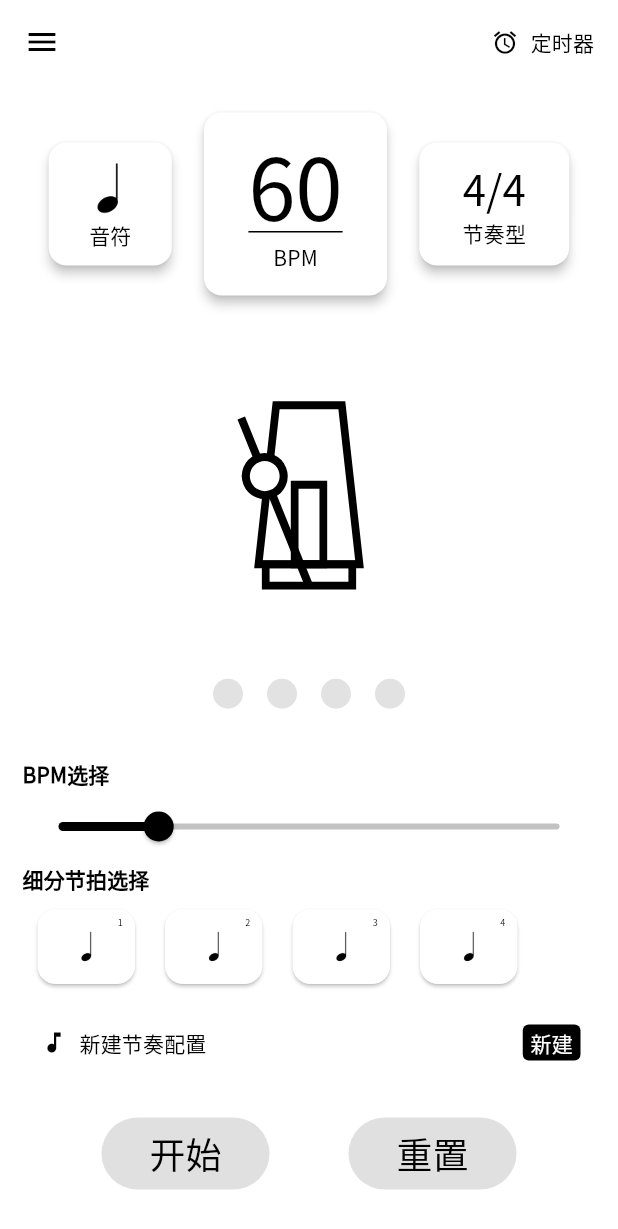
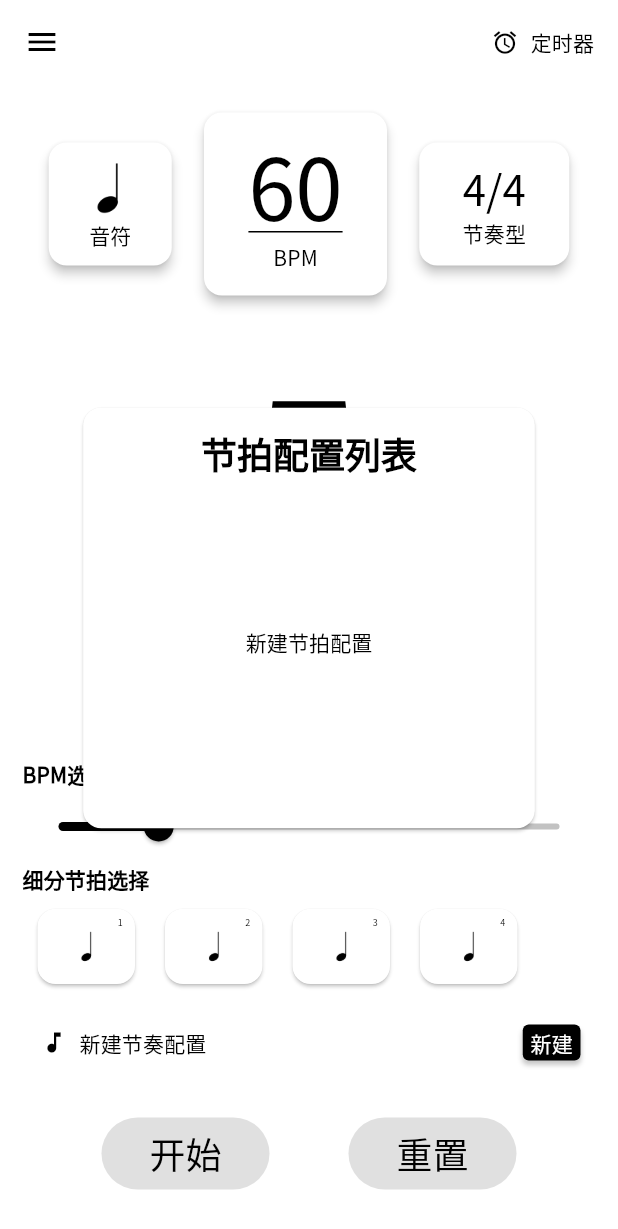
Before and after one commit to drummerHongLin/metronome, a Flutter app: the MainScreen screen opened by its route, after a tap on "新建节奏配置", on a phone screen of 412 x 824 dp. Shown: the top 1229 px of the screen. Run offline on Flutter 3.47's test engine with Material 3 defaults, Android fonts, the phone set to English and light mode, and no system bars; drawn by our look-alikes of syncfusion_flutter_sliders; our stand-ins replace dio, freezed_annotation, go_router, google_fonts, image_picker, just_audio and 4 more; missing offline and left inert: gpt_markdown, wheel_picker; accounts and stored records are empty.

Commit message:
完成历史配置创建和加载界面 - 待完成ios开屏页和支付流程监控

```diff
--- a/devtools_options.yaml
+++ b/devtools_options.yaml
@@ -1,3 +1,5 @@
 description: This file stores settings for Dart & Flutter DevTools.
 documentation: https://docs.flutter.dev/tools/devtools/extensions#configure-extension-enablement-states
 extensions:
+  - shared_preferences: true
+  - provider: true
--- a/lib/service/sql_lite/sql_lite.dart
+++ b/lib/service/sql_lite/sql_lite.dart
@@ -137,7 +137,7 @@ class PlayerConfigDbClient extends PlayerConfigService {
   @override
   Future<List<PlayerConfig>> getPlayerConfigs(int offset, int limit) async {
     final db = await SqliteDb.instance.database;
-    final rst = await db.query('player_config', limit: limit, offset: offset);
+    final rst = await db.query('player_config', limit: limit, offset: offset,orderBy: "createTime");
 
     final playerConfigList = rst.map((e) => PlayerConfig.fromJson(e)).toList();
 
--- a/lib/ui/config_his/config_component.dart
+++ b/lib/ui/config_his/config_component.dart
@@ -1,38 +1,37 @@
 import 'package:flutter/material.dart';
-
+import 'package:flutter_metronome/ui/utils/cutome_elevated_button.dart';
 
 class ConfigComponent extends StatelessWidget {
   final String currentTitle;
   final bool showSave;
   final VoidCallback onTap;
+  final VoidCallback showHisList;
 
-  const ConfigComponent({super.key, required this.currentTitle, required this.showSave, required this.onTap});
+  const ConfigComponent({
+    super.key,
+    required this.currentTitle,
+    required this.showSave,
+    required this.onTap,
+    required this.showHisList,
+  });
 
   @override
   Widget build(BuildContext context) {
     return Row(
       children: [
         TextButton.icon(
-          onPressed: () {},
+          onPressed: showHisList,
           label: Text(currentTitle),
           icon: Icon(Icons.music_note),
         ),
         Spacer(),
-        InkWell(
+        CustomeElevatedButton(
           onTap: onTap,
-          child: Container(
-            decoration: BoxDecoration(
-              color: Theme.of(context).colorScheme.primary,
-              borderRadius: BorderRadius.circular(4),
-            ),
-            child: Padding(
-              padding: EdgeInsetsGeometry.symmetric(horizontal: 5, vertical: 2),
-              child: Text(
-                showSave? "保存" :"新建",
-                style: TextStyle(
-                  color: Theme.of(context).colorScheme.onPrimary,
-                ),
-              ),
+          child: Padding(
+            padding: EdgeInsetsGeometry.symmetric(horizontal: 5, vertical: 2),
+            child: Text(
+              showSave ? "保存" : "新建",
+              style: TextStyle(color: Theme.of(context).colorScheme.onPrimary),
             ),
           ),
         ),
--- /dev/null
+++ b/lib/ui/config_his/config_his_panel.dart
@@ -0,0 +1,189 @@
+import 'package:flutter/material.dart';
+import 'package:flutter_metronome/repo/model/player_config.dart';
+import 'package:flutter_metronome/ui/config_his/create_config_panel.dart';
+import 'package:flutter_metronome/ui/main_screen_view_model.dart';
+import 'package:flutter_metronome/ui/utils/cutome_elevated_button.dart';
+import 'package:flutter_metronome/ui/utils/popuprouter_wrapper.dart';
+
+class ConfigHisPanel extends StatelessWidget {
+  final MainScreenViewModel viewModel;
+
+  const ConfigHisPanel({super.key, required this.viewModel});
+
+  @override
+  Widget build(BuildContext context) {
+    return Center(
+      child: SizedBox(
+        width: MediaQuery.of(context).size.width * 0.75,
+        height: MediaQuery.of(context).size.height * 0.35,
+        child: Card(
+          child: Padding(
+            padding: const EdgeInsets.all(15.0),
+            child: Column(
+              children: [
+                Text(
+                  "节拍配置列表",
+                  style: Theme.of(context).textTheme.headlineSmall!.copyWith(
+                    fontWeight: FontWeight.bold,
+                  ),
+                ),
+                Expanded(
+                  child: ListenableBuilder(
+                    listenable: Listenable.merge([
+                      viewModel.getConfigHis,
+                      viewModel.deleteConfig,
+                    ]),
+                    builder: (ctx, c) {
+                      if (viewModel.getConfigHis.running ||
+                          viewModel.deleteConfig.running) {
+                        return Center(child: CircularProgressIndicator());
+                      } else if (viewModel.configHis.isEmpty) {
+                        return c!;
+                      }
+                      return Column(
+                        children: [
+                          Expanded(
+                            child: ListView.builder(
+                              itemCount: viewModel.configHis.length,
+                              padding: EdgeInsets.zero,
+                              itemBuilder: (ctx, idx) {
+                                return _ConfigTile(
+                                  configInfo: viewModel.configHis[idx],
+                                  onCheck: () {
+                                    Navigator.pop(
+                                      context,
+                                      viewModel.configHis[idx],
+                                    );
+                                  },
+                                  onDelete: () {
+                                    viewModel.deleteConfig.execute(
+                                      viewModel.configHis[idx],
+                                    );
+                                  },
+                                );
+                              },
+                            ),
+                          ),
+                          Center(
+                            child: ElevatedButton(
+                              onPressed: () async {
+                                await _gotoCreateConfig(context);
+                              },
+                              style: ElevatedButton.styleFrom(
+                                backgroundColor: Theme.of(
+                                  context,
+                                ).colorScheme.primary,
+                                overlayColor: Theme.of(
+                                  context,
+                                ).colorScheme.onPrimary,
+                              ),
+                              child: Text(
+                                "新建节拍配置",
+                                style: TextStyle(
+                                  color: Theme.of(
+                                    context,
+                                  ).colorScheme.onPrimary,
+                                ),
+                              ),
+                            ),
+                          ),
+                        ],
+                      );
+                    },
+                    child: Center(
+                      child: TextButton(
+                        onPressed: () async {
+                          await _gotoCreateConfig(context);
+                        },
+                        child: Text("新建节拍配置"),
+                      ),
+                    ),
+                  ),
+                ),
+              ],
+            ),
+          ),
+        ),
+      ),
+    );
+  }
+
+  Future<void> _gotoCreateConfig(BuildContext context) async {
+    final config = viewModel.createConfigByCurrentPare("");
+    final rst = await Navigator.push(
+      context,
+      PopUpRouteWrapper<String>(child: CreateConfigPanel(configInfo: config)),
+    );
+    if (rst != null) {
+      await viewModel.saveConfig(title: rst, pc: config);
+      // ignore: use_build_context_synchronously
+      Navigator.pop(context, config);
+    }
+  }
+}
+
+class _ConfigTile extends StatelessWidget {
+  final VoidCallback onCheck;
+  final VoidCallback onDelete;
+  final PlayerConfigInfo configInfo;
+
+  const _ConfigTile({
+    required this.configInfo,
+    required this.onCheck,
+    required this.onDelete,
+  });
+
+  @override
+  Widget build(BuildContext context) {
+    return Padding(
+      padding: const EdgeInsets.symmetric(vertical: 5),
+      child: Container(
+        decoration: BoxDecoration(
+          borderRadius: BorderRadius.circular(5),
+          color: Theme.of(context).colorScheme.surfaceDim,
+        ),
+        child: Padding(
+          padding: const EdgeInsets.all(5.0),
+          child: Row(
+            children: [
+              Column(
+                mainAxisSize: MainAxisSize.min,
+                crossAxisAlignment: CrossAxisAlignment.start,
+                children: [
+                  Text(configInfo.configTitle, style: TextStyle(fontSize: 10)),
+                  Row(
+                    mainAxisSize: MainAxisSize.min,
+                    children: [
+                      Text("${configInfo.bpm} BPM"),
+                      Text(
+                        " · ${configInfo.beatNum}/${configInfo.beatNote} · ",
+                      ),
+                      Image.asset(
+                        configInfo.referenceBeat.path,
+                        height: 14,
+                        fit: BoxFit.scaleDown,
+                      ),
+                    ],
+                  ),
+                  Text(configInfo.createTime, style: TextStyle(fontSize: 10)),
+                ],
+              ),
+              Spacer(),
+              CustomeElevatedButton(
+                onTap: onCheck,
+                color: Theme.of(context).colorScheme.primaryContainer,
+                child: Icon(Icons.check, size: 20),
+              ),
+              SizedBox(width: 5),
+              CustomeElevatedButton(
+                onTap: onDelete,
+                color: Theme.of(context).colorScheme.primaryContainer,
+                child: Icon(Icons.delete, size: 20),
+              ),
+            ],
+          ),
+        ),
+      ),
+    );
+  }
+}
--- a/lib/ui/main_screen.dart
+++ b/lib/ui/main_screen.dart
@@ -1,10 +1,11 @@
 import 'dart:async';
-import 'dart:ui';
 
 import 'package:flutter/material.dart';
 import 'package:flutter_metronome/configs/data_type.dart';
 import 'package:flutter_metronome/configs/default.dart';
+import 'package:flutter_metronome/repo/model/player_config.dart';
 import 'package:flutter_metronome/ui/config_his/config_component.dart';
+import 'package:flutter_metronome/ui/config_his/config_his_panel.dart';
 import 'package:flutter_metronome/ui/config_his/create_config_panel.dart';
 import 'package:flutter_metronome/ui/main_screen_view_model.dart';
 import 'package:flutter_metronome/ui/buttons/buttone_sector.dart';
@@ -46,6 +47,7 @@ class _MainScreenState extends State<MainScreen> with TickerProviderStateMixin {
       milliseconds: widget.viewModel.duration * 2,
     );
     widget.viewModel.runningState.addListener(timingOut);
+    widget.viewModel.snackBarMessage.addListener(_showSnackBar);
   }
 
   @override
@@ -53,6 +55,7 @@ class _MainScreenState extends State<MainScreen> with TickerProviderStateMixin {
     beatController.dispose();
     lottieController.dispose();
     widget.viewModel.runningState.removeListener(timingOut);
+    widget.viewModel.snackBarMessage.removeListener(_showSnackBar);
     super.dispose();
   }
 
@@ -149,10 +152,24 @@ class _MainScreenState extends State<MainScreen> with TickerProviderStateMixin {
   showConfigCreate() async {
     beforeChange();
     final config = widget.viewModel.createConfigByCurrentPare("");
-    final rst =  await Navigator.push(context,
-    PopUpRouteWrapper<String>(child: CreateConfigPanel(configInfo: config,)),
+    final rst = await Navigator.push(
+      context,
+      PopUpRouteWrapper<String>(child: CreateConfigPanel(configInfo: config)),
     );
-    if(rst != null ) await widget.viewModel.saveConfig(title: rst,pc: config);
+    if (rst != null) await widget.viewModel.saveConfig(title: rst, pc: config);
+    await afterChange();
+  }
+
+  showConfigHisList() async {
+    beforeChange();
+    widget.viewModel.getConfigHis.execute();
+    final rst = await Navigator.push(
+      context,
+      PopUpRouteWrapper<PlayerConfigInfo>(
+        child: ConfigHisPanel(viewModel: widget.viewModel),
+      ),
+    );
+    if (rst != null) widget.viewModel.setPlayerByConfig(rst);
     await afterChange();
   }
 
@@ -178,8 +195,9 @@ class _MainScreenState extends State<MainScreen> with TickerProviderStateMixin {
     lottieController.stop();
   }
 
-  void showSnackBar(String content) {
-    final snackBar = SnackBar(content: Text(content));
+  void _showSnackBar() {
+    if(widget.viewModel.snackBarMessage.value == null) return;
+    final snackBar = SnackBar(content: Text(widget.viewModel.snackBarMessage.value!,style: TextStyle(fontSize: 10),));
     ScaffoldMessenger.of(context).showSnackBar(snackBar);
   }
 
@@ -260,11 +278,20 @@ class _MainScreenState extends State<MainScreen> with TickerProviderStateMixin {
                 ValueListenableBuilder(
                   valueListenable: widget.viewModel.currentConfig,
                   builder: (c, v, child) {
-                    if(v == null) return child!;
-                    return
-                    ConfigComponent(currentTitle: v.configTitle, showSave: true, onTap: widget.viewModel.saveConfig);
+                    if (v == null) return child!;
+                    return ConfigComponent(
+                      currentTitle: v.configTitle,
+                      showSave: true,
+                      onTap: widget.viewModel.saveConfig,
+                      showHisList: showConfigHisList,
+                    );
                   },
-                  child: ConfigComponent(currentTitle: "新建节奏配置", showSave: false, onTap:showConfigCreate),
+                  child: ConfigComponent(
+                    currentTitle: "新建节奏配置",
+                    showSave: false,
+                    onTap: showConfigCreate,
+                    showHisList: showConfigHisList,
+                  ),
                 ),
                 ButtoneSector(
                   onPlayPressed: () {
--- a/lib/ui/main_screen_view_model.dart
+++ b/lib/ui/main_screen_view_model.dart
@@ -7,6 +7,7 @@ import 'package:flutter_metronome/configs/data_type.dart';
 import 'package:flutter_metronome/repo/model/player_config.dart';
 import 'package:flutter_metronome/repo/player_config_repo.dart';
 import 'package:flutter_metronome/service/audio/sound.dart';
+import 'package:flutter_metronome/utils/command.dart';
 import 'package:flutter_metronome/utils/result.dart';
 import 'package:intl/intl.dart';
 import 'package:just_audio/just_audio.dart';
@@ -16,8 +17,14 @@ class MainScreenViewModel extends ChangeNotifier {
     : _configRepo = configRepo {
     _player = AudioPlayer();
     _player.setLoopMode(LoopMode.all);
+    getConfigHis = Command0(_getConfigHis);
+    deleteConfig = Command1<void,PlayerConfigInfo>(_deleteConfig);
     changePlayer();
   }
+
+  // 消息提示组件
+
+  ValueNotifier<String?> snackBarMessage = ValueNotifier(null);
 
   // 依赖注入
   final PlayerConfigRepo _configRepo;
@@ -25,6 +32,11 @@ class MainScreenViewModel extends ChangeNotifier {
   // 历史配置相关
 
   ValueNotifier<PlayerConfigInfo?> currentConfig = ValueNotifier(null);
+
+  List<PlayerConfigInfo> configHis = [];
+
+  late final Command0 getConfigHis;
+  late final Command1 deleteConfig;
 
   // 定时器相关
   ValueNotifier<int> tRemind = ValueNotifier(0);
@@ -270,7 +282,7 @@ class MainScreenViewModel extends ChangeNotifier {
 
   // 播放设置相关
 
-  PlayerConfigInfo createConfigByCurrentPare(String? title){
+  PlayerConfigInfo createConfigByCurrentPare(String? title) {
     final playerConfigNo = "PC${DateTime.now().millisecondsSinceEpoch}";
     return PlayerConfigInfo(
       playerConfigNo: playerConfigNo,
@@ -281,18 +293,19 @@ class MainScreenViewModel extends ChangeNotifier {
       beatNote: _beatNote,
       referenceBeat: _referenceBeat,
       subBeats: _beatTypes,
-        configTitle: title??"新建节拍记录 - ${DateFormat('yyyy-MM-dd').format(DateTime.now())}"
+      configTitle:
+          title ??
+          "新建节拍记录 - ${DateFormat('yyyy-MM-dd').format(DateTime.now())}",
     );
   }
 
   // 1. 保存当前系统配置
   Future<void> saveConfig({String? title, PlayerConfigInfo? pc}) async {
     late Result rst;
-    if(pc != null ){
+    if (pc != null) {
       pc.configTitle = title!;
       rst = await _configRepo.createNewPlayerConfig(pc);
-    }
-    else {
+    } else {
       pc = currentConfig.value!;
       pc.bpm = _bpm;
       pc.beatNote = _beatNote;
@@ -305,10 +318,51 @@ class MainScreenViewModel extends ChangeNotifier {
     rst.when(
       success: (v) {
         currentConfig.value = pc;
+        snackBarMessage.value = '保存设置成功! - ${pc!.configTitle}';
       },
-      failure: (_, __) {
+      failure: (m, __) {
         currentConfig.value = null;
+        snackBarMessage.value = m;
       },
     );
   }
+
+  // 2. 获取历史配置信息
+  Future<Result<void>> _getConfigHis() async {
+    final offset = configHis.length;
+    final limit = 5;
+    final rst = await _configRepo.getPlayerConfigs(offset, limit);
+    rst.when(
+      success: (v) {
+        configHis.addAll(v);
+        return Success(null);
+      },
+      failure: (_, __) {
+        return Failure("加载配置失败!");
+      },
+    );
+    return rst;
   }
+
+  // 3. 删除配置信息
+  Future<Result<void>> _deleteConfig(PlayerConfigInfo p) async {
+      if(currentConfig.value != null && currentConfig.value!.playerConfigNo == p.playerConfigNo) currentConfig.value = null;
+      final rst = await _configRepo.deletePlayerConfig(p.playerConfigNo);
+      rst.when(success: (v){
+        configHis.removeWhere((c)=>c.playerConfigNo == p.playerConfigNo);
+      }, failure: (_,__){});
+      return rst;
+  }
+
+  // 4. 更新当前播放器
+  void setPlayerByConfig(PlayerConfigInfo p){
+    currentConfig.value = p;
+    resetPlayer(
+      p.bpm,
+      p.beatNum,
+      p.beatNote,
+      p.referenceBeat,
+      p.subBeats
+    );
+  }
+}
--- /dev/null
+++ b/lib/ui/utils/cutome_elevated_button.dart
@@ -0,0 +1,36 @@
+import 'package:flutter/material.dart';
+
+class CustomeElevatedButton extends StatelessWidget {
+  final Color? color;
+  final VoidCallback onTap;
+
+  final Widget child;
+
+  const CustomeElevatedButton({
+    super.key,
+    this.color,
+    required this.onTap,
+    required this.child,
+  });
+
+  @override
+  Widget build(BuildContext context) {
+    return InkWell(
+      onTap: onTap,
+      child: Container(
+        decoration: BoxDecoration(
+          color: color ?? Theme.of(context).colorScheme.primary,
+          borderRadius: BorderRadius.circular(4),
+          boxShadow: [
+            BoxShadow(
+              color: Theme.of(context).colorScheme.primary.withAlpha(56),
+              blurRadius: 2,
+              offset: const Offset(0, 3),
+            ),
+          ],
+        ),
+        child: child,
+      ),
+    );
+  }
+}
```
Also changed, not shown: lib/ui/config_his/create_config_panel.dart (+4 -5 lines), lib/ui/drawer/widgets/sponsorship_info.dart (+11 -18 lines), lib/ui/timer/timer_setter.dart (+10 -10 lines). Lines whose indentation alone changed are shown as unchanged.
